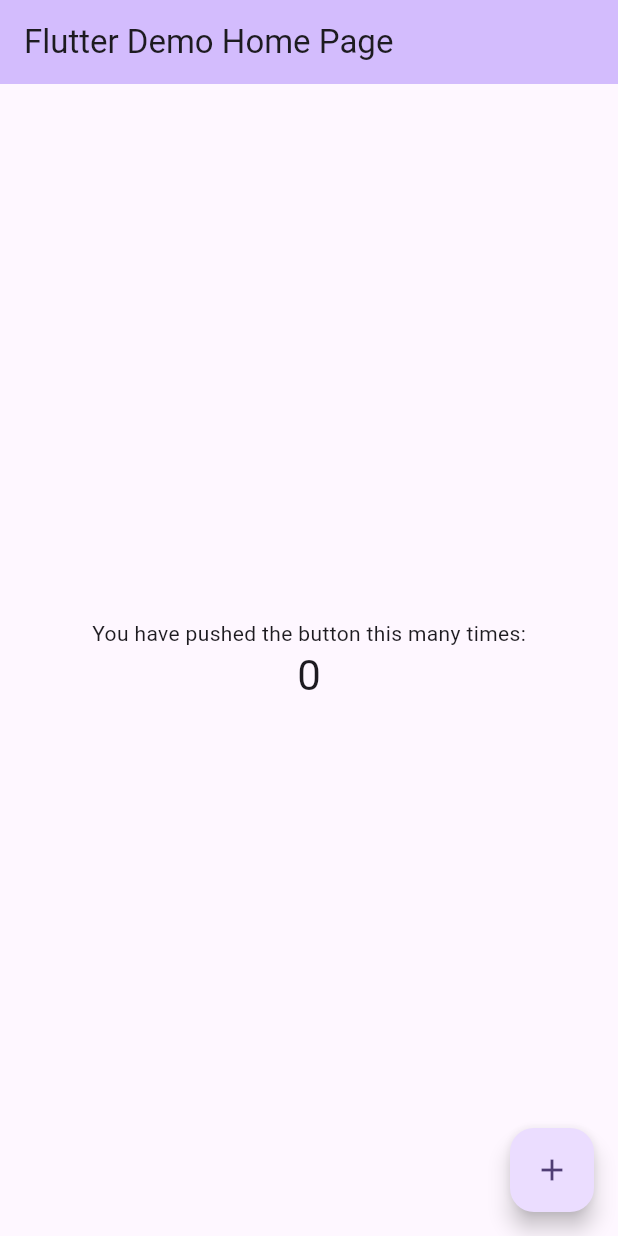
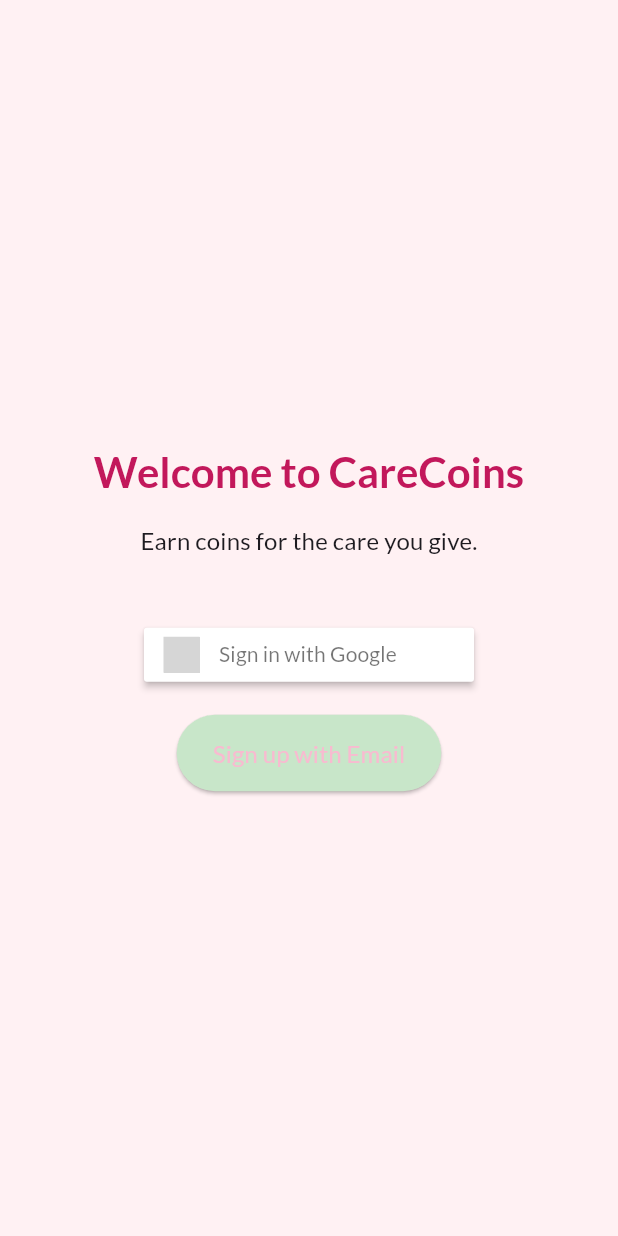
Before and after one commit to PabloGTUOC/CareCoins, a Flutter app: the screen it shows after launch, on a phone screen of 412 x 824 dp. Run offline on Flutter 3.47's test engine with Material 3 defaults, Android fonts, the phone set to English and light mode, and no system bars; our stand-ins replace flutter_signin_button, google_fonts, supabase_flutter; missing offline and left inert: gotrue; accounts and stored records are empty; grey boxes are pictures that could not be loaded.

Commit message:
Initial landing page with Google OAuth and email signup

```diff
--- a/lib/main.dart
+++ b/lib/main.dart
@@ -1,122 +1,38 @@
+import 'package:carecoins/services/auth_gate.dart';
 import 'package:flutter/material.dart';
+import 'package:supabase_flutter/supabase_flutter.dart';
+import 'package:google_fonts/google_fonts.dart';
 
-void main() {
-  runApp(const MyApp());
+void main() async {
+  WidgetsFlutterBinding.ensureInitialized();
+
+  await Supabase.initialize(
+    url: 'https://qbshcfljuxkgrpnppykp.supabase.co',
+    anonKey: 'eyJhbGciOiJIUzI1NiIsInR5cCI6IkpXVCJ9.eyJpc3MiOiJzdXBhYmFzZSIsInJlZiI6InFic2hjZmxqdXhrZ3JwbnBweWtwIiwicm9sZSI6ImFub24iLCJpYXQiOjE3NDkzODIyNDAsImV4cCI6MjA2NDk1ODI0MH0.cAjCdZvZ3ylIW3k-h4Jixw7Z6se_LzoDKC5QiS1WS2w', // TODO: Replace with your Supabase anon key
+  );
+
+  runApp(const CareCoinsApp());
 }
 
-class MyApp extends StatelessWidget {
-  const MyApp({super.key});
+class CareCoinsApp extends StatelessWidget {
+  const CareCoinsApp({super.key});
 
-  // This widget is the root of your application.
   @override
   Widget build(BuildContext context) {
     return MaterialApp(
-      title: 'Flutter Demo',
+      title: 'CareCoins',
+      debugShowCheckedModeBanner: false,
       theme: ThemeData(
-        // This is the theme of your application.
-        //
-        // TRY THIS: Try running your application with "flutter run". You'll see
-        // the application has a purple toolbar. Then, without quitting the app,
-        // try changing the seedColor in the colorScheme below to Colors.green
-        // and then invoke "hot reload" (save your changes or press the "hot
-        // reload" button in a Flutter-supported IDE, or press "r" if you used
-        // the command line to start the app).
-        //
-        // Notice that the counter didn't reset back to zero; the application
-        // state is not lost during the reload. To reset the state, use hot
-        // restart instead.
-        //
-        // This works for code too, not just values: Most code changes can be
-        // tested with just a hot reload.
-        colorScheme: ColorScheme.fromSeed(seedColor: Colors.deepPurple),
+        useMaterial3: true,
+        colorScheme: ColorScheme.fromSeed(
+          seedColor: const Color(0xFFF8BBD0), // pastel pink
+          primary: const Color(0xFFF8BBD0),
+          secondary: const Color(0xFFC8E6C9), // pastel green
+          brightness: Brightness.light,
+        ),
+        textTheme: GoogleFonts.latoTextTheme(),
       ),
-      home: const MyHomePage(title: 'Flutter Demo Home Page'),
+      home: const AuthGate(),
     );
   }
 }
-
-class MyHomePage extends StatefulWidget {
-  const MyHomePage({super.key, required this.title});
-
-  // This widget is the home page of your application. It is stateful, meaning
-  // that it has a State object (defined below) that contains fields that affect
-  // how it looks.
-
-  // This class is the configuration for the state. It holds the values (in this
-  // case the title) provided by the parent (in this case the App widget) and
-  // used by the build method of the State. Fields in a Widget subclass are
-  // always marked "final".
-
-  final String title;
-
-  @override
-  State<MyHomePage> createState() => _MyHomePageState();
-}
-
-class _MyHomePageState extends State<MyHomePage> {
-  int _counter = 0;
-
-  void _incrementCounter() {
-    setState(() {
-      // This call to setState tells the Flutter framework that something has
-      // changed in this State, which causes it to rerun the build method below
-      // so that the display can reflect the updated values. If we changed
-      // _counter without calling setState(), then the build method would not be
-      // called again, and so nothing would appear to happen.
-      _counter++;
-    });
-  }
-
-  @override
-  Widget build(BuildContext context) {
-    // This method is rerun every time setState is called, for instance as done
-    // by the _incrementCounter method above.
-    //
-    // The Flutter framework has been optimized to make rerunning build methods
-    // fast, so that you can just rebuild anything that needs updating rather
-    // than having to individually change instances of widgets.
-    return Scaffold(
-      appBar: AppBar(
-        // TRY THIS: Try changing the color here to a specific color (to
-        // Colors.amber, perhaps?) and trigger a hot reload to see the AppBar
-        // change color while the other colors stay the same.
-        backgroundColor: Theme.of(context).colorScheme.inversePrimary,
-        // Here we take the value from the MyHomePage object that was created by
-        // the App.build method, and use it to set our appbar title.
-        title: Text(widget.title),
-      ),
-      body: Center(
-        // Center is a layout widget. It takes a single child and positions it
-        // in the middle of the parent.
-        child: Column(
-          // Column is also a layout widget. It takes a list of children and
-          // arranges them vertically. By default, it sizes itself to fit its
-          // children horizontally, and tries to be as tall as its parent.
-          //
-          // Column has various properties to control how it sizes itself and
-          // how it positions its children. Here we use mainAxisAlignment to
-          // center the children vertically; the main axis here is the vertical
-          // axis because Columns are vertical (the cross axis would be
-          // horizontal).
-          //
-          // TRY THIS: Invoke "debug painting" (choose the "Toggle Debug Paint"
-          // action in the IDE, or press "p" in the console), to see the
-          // wireframe for each widget.
-          mainAxisAlignment: MainAxisAlignment.center,
-          children: <Widget>[
-            const Text('You have pushed the button this many times:'),
-            Text(
-              '$_counter',
-              style: Theme.of(context).textTheme.headlineMedium,
-            ),
-          ],
-        ),
-      ),
-      floatingActionButton: FloatingActionButton(
-        onPressed: _incrementCounter,
-        tooltip: 'Increment',
-        child: const Icon(Icons.add),
-      ), // This trailing comma makes auto-formatting nicer for build methods.
-    );
-  }
-}
--- /dev/null
+++ b/lib/screens/landing_page.dart
@@ -0,0 +1,93 @@
+import 'package:flutter/material.dart';
+import 'package:supabase_flutter/supabase_flutter.dart';
+import 'package:flutter_signin_button/flutter_signin_button.dart';
+import 'package:flutter/foundation.dart' show kIsWeb;
+import 'email_signup_page.dart';
+import 'package:gotrue/gotrue.dart';
+
+class LandingPage extends StatelessWidget {
+  const LandingPage({super.key});
+
+  /// Handles Google sign-in using Supabase OAuth
+  void _signInWithGoogle(BuildContext context) async {
+    try {
+      await Supabase.instance.client.auth.signInWithOAuth(
+        OAuthProvider.google,
+        redirectTo: kIsWeb ? 'http://localhost:5000/' : null,
+        queryParams: {
+          'access_type': 'offline',
+          'prompt': 'consent',
+        },
+      );
+    } catch (e) {
+      ScaffoldMessenger.of(context).showSnackBar(
+        SnackBar(content: Text("Google sign-in failed: $e")),
+      );
+    }
+  }
+
+
+
+  /// Navigates to the email sign-up page
+  void _signUpWithEmail(BuildContext context) {
+    Navigator.push(
+      context,
+      MaterialPageRoute(builder: (context) => const EmailSignUpPage()),
+    );
+  }
+
+  @override
+  Widget build(BuildContext context) {
+    return Scaffold(
+      backgroundColor: const Color(0xFFFFF1F3), // pastel pink background
+      body: Padding(
+        padding: const EdgeInsets.all(32.0),
+        child: Center(
+          child: Column(
+            mainAxisAlignment: MainAxisAlignment.center,
+            children: [
+              // App Title
+              Text(
+                "Welcome to CareCoins",
+                style: Theme.of(context).textTheme.headlineMedium?.copyWith(
+                  fontWeight: FontWeight.bold,
+                  color: Colors.pink[700],
+                ),
+                textAlign: TextAlign.center,
+              ),
+              const SizedBox(height: 16),
+              // Subtitle
+              Text(
+                "Earn coins for the care you give.",
+                style: Theme.of(context).textTheme.titleMedium,
+                textAlign: TextAlign.center,
+              ),
+              const SizedBox(height: 40),
+              // Google Sign-In
+              SignInButton(
+                Buttons.Google,
+                onPressed: () => _signInWithGoogle(context),
+              ),
+              const SizedBox(height: 16),
+              // Email Sign-Up
+              ElevatedButton(
+                style: ElevatedButton.styleFrom(
+                  backgroundColor: const Color(0xFFC8E6C9), // pastel green
+                  padding: const EdgeInsets.symmetric(
+                    horizontal: 24,
+                    vertical: 14,
+                  ),
+                ),
+                onPressed: () => _signUpWithEmail(context),
+                child: const Text(
+                  "Sign up with Email",
+                  style: TextStyle(fontSize: 16),
+                ),
+              ),
+            ],
+          ),
+        ),
+      ),
+    );
+  }
+}
--- /dev/null
+++ b/lib/services/auth_gate.dart
@@ -0,0 +1,71 @@
+import 'package:flutter/material.dart';
+import 'package:supabase_flutter/supabase_flutter.dart';
+import '../screens/home_page.dart';
+import '../screens/landing_page.dart';
+
+class AuthGate extends StatefulWidget {
+  const AuthGate({super.key});
+
+  @override
+  State<AuthGate> createState() => _AuthGateState();
+}
+
+class _AuthGateState extends State<AuthGate> {
+  bool _checkingProfile = false;
+
+  @override
+  void initState() {
+    super.initState();
+
+    Supabase.instance.client.auth.onAuthStateChange.listen((data) {
+      setState(() {});
+    });
+
+    _checkUserProfile();
+  }
+
+  Future<void> _checkUserProfile() async {
+    final user = Supabase.instance.client.auth.currentUser;
+    if (user == null) return;
+
+    setState(() => _checkingProfile = true);
+
+    // Check if user exists in our users table
+    final existing = await Supabase.instance.client
+        .from('users')
+        .select()
+        .eq('id', user.id)
+        .maybeSingle();
+
+    if (existing == null) {
+      // Insert user
+      await Supabase.instance.client.from('users').insert({
+        'id': user.id,
+        'email': user.email,
+      });
+    }
+
+    // Insert login_history record
+    await Supabase.instance.client.from('login_history').insert({
+      'user_id': user.id,
+      'login_time': DateTime.now().toUtc().toIso8601String(),
+    });
+
+    setState(() => _checkingProfile = false);
+  }
+
+  @override
+  Widget build(BuildContext context) {
+    final session = Supabase.instance.client.auth.currentSession;
+
+    if (_checkingProfile) {
+      return const Scaffold(body: Center(child: CircularProgressIndicator()));
+    }
+
+    if (session == null) {
+      return const LandingPage();
+    } else {
+      return const HomePage();
+    }
+  }
+}
--- a/pubspec.yaml
+++ b/pubspec.yaml
@@ -34,6 +34,9 @@ dependencies:
   # The following adds the Cupertino Icons font to your application.
   # Use with the CupertinoIcons class for iOS style icons.
   cupertino_icons: ^1.0.8
+  google_fonts: ^6.1.0
+  flutter_signin_button: ^2.0.0
+  supabase_flutter: ^2.0.0
 
 dev_dependencies:
   flutter_test:
```
Also changed, not shown: lib/screens/email_signup_page.dart (added, +63 -0 lines), lib/screens/home_page.dart (added, +59 -0 lines), pubspec.lock, 11 other files.
